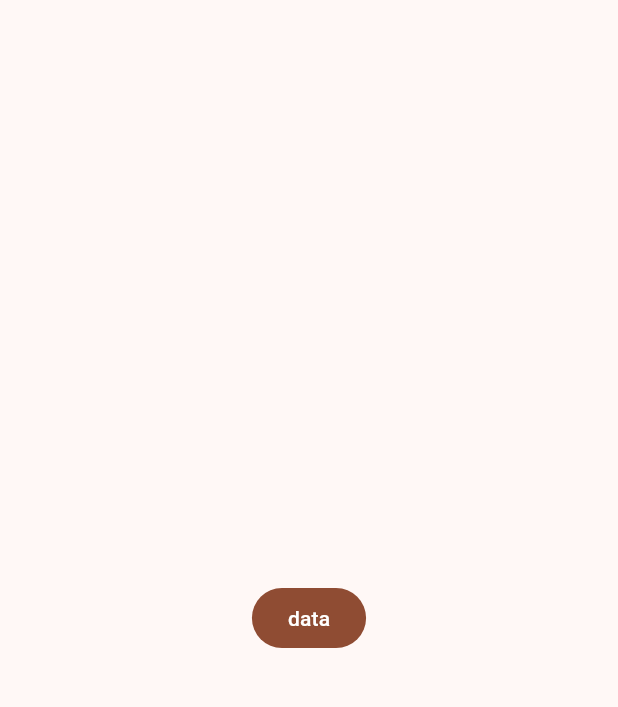
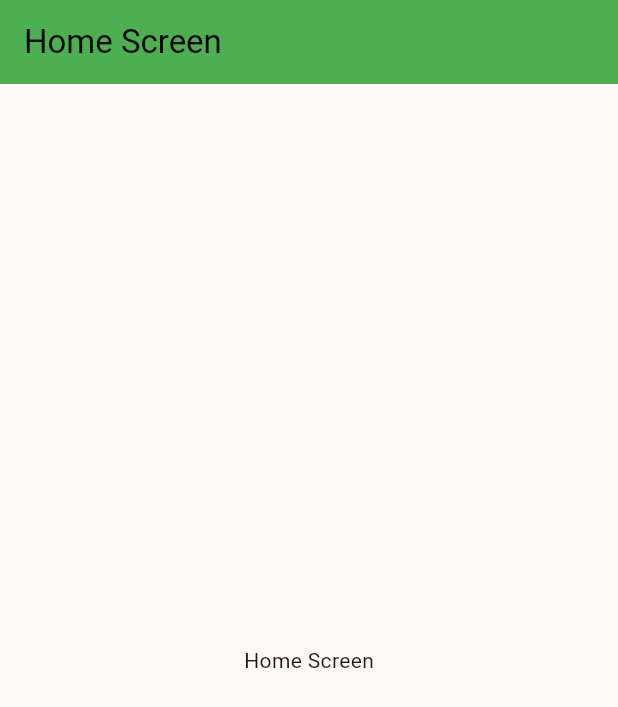
Before and after one commit to Assassins1432/widgets_app, a Flutter app: the screen it shows after launch, on a phone screen of 412 x 824 dp. Shown: the top 707 px of the screen. Run offline on Flutter 3.47's test engine with Material 3 defaults, Android fonts, the phone set to English and light mode, and no system bars.

Commit message:
Home Screen creado y modificado el app_theme.dart para manejar los appBarTheme

```diff
--- a/lib/config/theme/app_theme.dart
+++ b/lib/config/theme/app_theme.dart
@@ -25,5 +25,10 @@ class AppTheme {
   ThemeData getTheme() => ThemeData(
         useMaterial3: true,
         colorSchemeSeed: colorList[selectedColor],
+        appBarTheme: const AppBarTheme(
+          centerTitle: false,
+          backgroundColor: Colors.green,
+          foregroundColor: Colors.black,
+        ),
       );
 }
--- a/lib/main.dart
+++ b/lib/main.dart
@@ -1,5 +1,6 @@
 import 'package:flutter/material.dart';
 import 'package:widgets_app/config/theme/app_theme.dart';
+import 'package:widgets_app/presentation/screens/home/home_screen.dart';
 
 void main() {
   runApp(const MainApp());
@@ -13,11 +14,7 @@ class MainApp extends StatelessWidget {
     return MaterialApp(
       debugShowCheckedModeBanner: false,
       theme: AppTheme(selectedColor: 8).getTheme(),
-      home: Scaffold(
-        body: Center(
-          child: FilledButton(onPressed: () {}, child: const Text('data')),
-        ),
-      ),
+      home: const HomeScreen(),
     );
   }
 }
--- /dev/null
+++ b/lib/presentation/screens/home/home_screen.dart
@@ -0,0 +1,22 @@
+import 'package:flutter/material.dart';
+
+class HomeScreen extends StatelessWidget {
+  const HomeScreen({super.key});
+
+  @override
+  Widget build(BuildContext context) {
+    return Scaffold(
+      appBar: AppBar(
+        title: const Text('Home Screen'),
+      ),
+      body: const Center(
+        child: Column(
+          mainAxisAlignment: MainAxisAlignment.center,
+          children: <Widget>[
+            Text('Home Screen'),
+          ],
+        ),
+      ),
+    );
+  }
+}
```
Also changed, not shown: lib/config/menu/menu_items.dart (added, +36 -0 lines).
